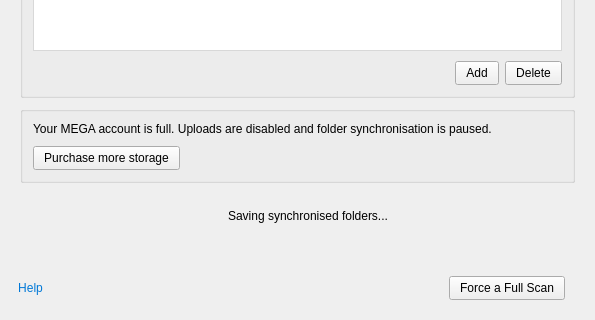
First picture: the form in src/MEGASync/gui/win/SettingsDialog.ui, repository meganz/MEGAsync, before the edit; both pictures show x 0 to 595 and y 413 to 733 of the 595 by 733 pixel window.
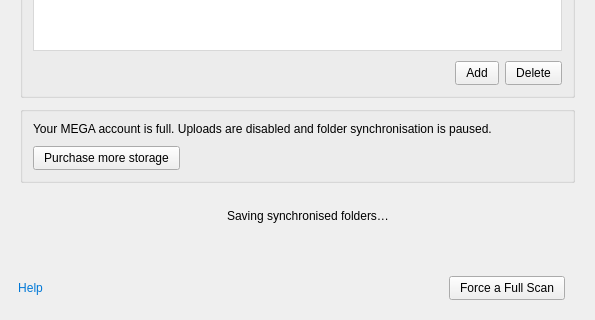
Second picture: the form after the edit. The open tabs and pages were chosen to show the change. Icons and pictures are not drawn. Custom widgets are drawn as their Qt base class.

Diff of the .ui file:
```diff
--- a/src/MEGASync/gui/win/SettingsDialog.ui
+++ b/src/MEGASync/gui/win/SettingsDialog.ui
@@ -1837,7 +1837,7 @@
               <item>
                <widget class="QLabel" name="lSavingSyncs">
                 <property name="text">
-                 <string>Saving synchronised folders...</string>
+                 <string>Saving synchronised folders…</string>
                 </property>
                </widget>
               </item>
```
